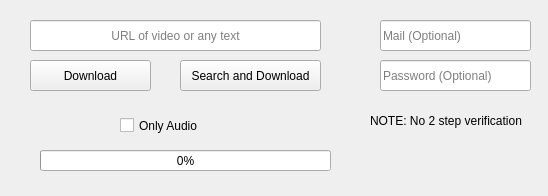
Old version of the form ui.ui in the repository Yekong995/YtDownloader.
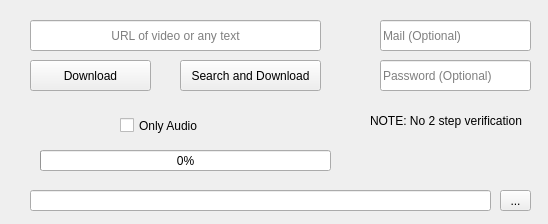
New version of the form.

Patch:
```diff
--- a/ui.ui
+++ b/ui.ui
@@ -7,7 +7,7 @@
     <x>0</x>
     <y>0</y>
     <width>548</width>
-    <height>196</height>
+    <height>224</height>
    </rect>
   </property>
   <property name="windowTitle">
@@ -130,6 +130,29 @@
      <string>NOTE: No 2 step verification</string>
     </property>
    </widget>
+   <widget class="QLineEdit" name="path">
+    <property name="geometry">
+     <rect>
+      <x>30</x>
+      <y>190</y>
+      <width>461</width>
+      <height>21</height>
+     </rect>
+    </property>
+   </widget>
+   <widget class="QToolButton" name="pathBtn">
+    <property name="geometry">
+     <rect>
+      <x>500</x>
+      <y>190</y>
+      <width>31</width>
+      <height>21</height>
+     </rect>
+    </property>
+    <property name="text">
+     <string>...</string>
+    </property>
+   </widget>
   </widget>
   <action name="actionLoad">
    <property name="text">
```
